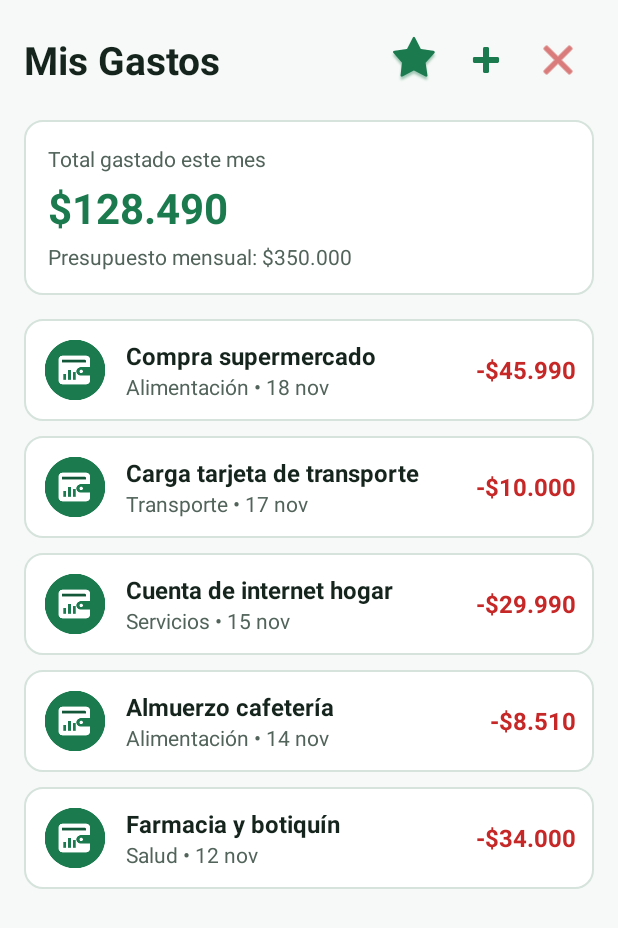
After one commit to Jacktacker/Control-de-Gastos, an Android app: the ListaActivity screen opened directly, with no data from a screen before it, on a phone screen of 412 x 824 dp. The commit adds this screen. Shown: the top 928 px of the screen. Run offline under Robolectric (Android 15) with nearby library versions, the phone set to English and light mode, and no system bars.

Commit message:
Agregada pantalla Lista de gastos y navegacion desde Login

```diff
--- a/app/src/main/AndroidManifest.xml
+++ b/app/src/main/AndroidManifest.xml
@@ -11,6 +11,10 @@
         android:roundIcon="@mipmap/ic_launcher_round"
         android:supportsRtl="true"
         android:theme="@style/Theme.ControlDeGastos">
+
+        <activity
+            android:name=".ListaActivity"
+            android:exported="false" />
 
         <activity
             android:name=".RegistroActivity"
--- /dev/null
+++ b/app/src/main/java/com/example/controldegastos/ListaActivity.kt
@@ -0,0 +1,26 @@
+package com.example.controldegastos
+
+import android.os.Bundle
+import android.widget.ImageButton
+import androidx.activity.enableEdgeToEdge
+import androidx.appcompat.app.AppCompatActivity
+import androidx.core.view.ViewCompat
+import androidx.core.view.WindowInsetsCompat
+
+class ListaActivity : AppCompatActivity() {
+    override fun onCreate(savedInstanceState: Bundle?) {
+        super.onCreate(savedInstanceState)
+        enableEdgeToEdge()
+        setContentView(R.layout.activity_lista)
+        ViewCompat.setOnApplyWindowInsetsListener(findViewById(R.id.main)) { v, insets ->
+            val systemBars = insets.getInsets(WindowInsetsCompat.Type.systemBars())
+            v.setPadding(systemBars.left, systemBars.top, systemBars.right, systemBars.bottom)
+            insets
+        }
+
+        val btnSalir = findViewById<ImageButton>(R.id.btnSalir)
+        btnSalir.setOnClickListener {
+            finish()
+        }
+    }
+}
--- a/app/src/main/java/com/example/controldegastos/MainActivity.kt
+++ b/app/src/main/java/com/example/controldegastos/MainActivity.kt
@@ -2,6 +2,7 @@ package com.example.controldegastos
 
 import android.content.Intent
 import android.os.Bundle
+import android.widget.Button
 import android.widget.TextView
 import androidx.activity.enableEdgeToEdge
 import androidx.appcompat.app.AppCompatActivity
@@ -19,6 +20,12 @@ class MainActivity : AppCompatActivity() {
             insets
         }
 
+        val btnIngresar = findViewById<Button>(R.id.btnIngresar)
+        btnIngresar.setOnClickListener {
+            val intent = Intent(this, ListaActivity::class.java)
+            startActivity(intent)
+        }
+
         val txtIrARegistro = findViewById<TextView>(R.id.txtIrARegistro)
         txtIrARegistro.setOnClickListener {
             val intent = Intent(this, RegistroActivity::class.java)
--- /dev/null
+++ b/app/src/main/res/drawable/bg_tarjeta.xml
@@ -0,0 +1,9 @@
+<?xml version="1.0" encoding="utf-8"?>
+<shape xmlns:android="http://schemas.android.com/apk/res/android"
+    android:shape="rectangle">
+    <solid android:color="@color/fondo_tarjeta" />
+    <stroke
+        android:width="1dp"
+        android:color="@color/borde_suave" />
+    <corners android:radius="12dp" />
+</shape>
--- /dev/null
+++ b/app/src/main/res/layout/activity_lista.xml
@@ -0,0 +1,357 @@
+<?xml version="1.0" encoding="utf-8"?>
+<LinearLayout xmlns:android="http://schemas.android.com/apk/res/android"
+    xmlns:app="http://schemas.android.com/apk/res-auto"
+    xmlns:tools="http://schemas.android.com/tools"
+    android:id="@+id/main"
+    android:layout_width="match_parent"
+    android:layout_height="match_parent"
+    android:orientation="vertical"
+    tools:context=".ListaActivity">
+
+    <!-- Barra superior con título y acciones -->
+    <LinearLayout
+        android:layout_width="match_parent"
+        android:layout_height="wrap_content"
+        android:gravity="center_vertical"
+        android:orientation="horizontal"
+        android:padding="16dp">
+
+        <TextView
+            android:id="@+id/txtTituloLista"
+            style="@style/TituloPantalla"
+            android:layout_width="0dp"
+            android:layout_height="wrap_content"
+            android:layout_weight="1"
+            android:text="@string/titulo_lista" />
+
+        <ImageButton
+            android:id="@+id/btnIA"
+            android:layout_width="48dp"
+            android:layout_height="48dp"
+            android:background="@android:color/transparent"
+            android:contentDescription="@string/desc_btn_ia"
+            android:src="@android:drawable/star_big_on"
+            app:tint="@color/primario" />
+
+        <ImageButton
+            android:id="@+id/btnAgregar"
+            android:layout_width="48dp"
+            android:layout_height="48dp"
+            android:background="@android:color/transparent"
+            android:contentDescription="@string/desc_btn_agregar"
+            android:src="@android:drawable/ic_input_add"
+            app:tint="@color/primario" />
+
+        <ImageButton
+            android:id="@+id/btnSalir"
+            android:layout_width="48dp"
+            android:layout_height="48dp"
+            android:background="@android:color/transparent"
+            android:contentDescription="@string/desc_btn_salir"
+            android:src="@android:drawable/ic_menu_close_clear_cancel"
+            app:tint="@color/peligro" />
+    </LinearLayout>
+
+    <!-- Tarjeta de resumen mensual -->
+    <LinearLayout
+        android:layout_width="match_parent"
+        android:layout_height="wrap_content"
+        android:layout_marginHorizontal="16dp"
+        android:layout_marginBottom="16dp"
+        android:background="@drawable/bg_tarjeta"
+        android:orientation="vertical"
+        android:padding="16dp">
+
+        <TextView
+            android:id="@+id/txtResumenTitulo"
+            style="@style/SubtituloPantalla"
+            android:layout_width="wrap_content"
+            android:layout_height="wrap_content"
+            android:text="@string/resumen_mes_titulo" />
+
+        <TextView
+            android:id="@+id/txtResumenMonto"
+            android:layout_width="wrap_content"
+            android:layout_height="wrap_content"
+            android:layout_marginTop="4dp"
+            android:text="@string/resumen_mes_monto"
+            android:textColor="@color/primario"
+            android:textSize="28sp"
+            android:textStyle="bold" />
+
+        <TextView
+            android:id="@+id/txtResumenPresupuesto"
+            style="@style/SubtituloPantalla"
+            android:layout_width="wrap_content"
+            android:layout_height="wrap_content"
+            android:layout_marginTop="4dp"
+            android:text="@string/resumen_presupuesto" />
+    </LinearLayout>
+
+    <!-- Lista desplazable de gastos de ejemplo -->
+    <ScrollView
+        android:layout_width="match_parent"
+        android:layout_height="0dp"
+        android:layout_weight="1">
+
+        <LinearLayout
+            android:layout_width="match_parent"
+            android:layout_height="wrap_content"
+            android:orientation="vertical"
+            android:paddingHorizontal="16dp"
+            android:paddingBottom="16dp">
+
+            <!-- Fila 1 -->
+            <LinearLayout
+                android:id="@+id/filaGasto1"
+                android:layout_width="match_parent"
+                android:layout_height="wrap_content"
+                android:layout_marginBottom="10dp"
+                android:background="@drawable/bg_tarjeta"
+                android:gravity="center_vertical"
+                android:minHeight="64dp"
+                android:orientation="horizontal"
+                android:padding="12dp">
+
+                <ImageView
+                    android:layout_width="44dp"
+                    android:layout_height="44dp"
+                    android:contentDescription="@string/desc_icono_gasto"
+                    android:src="@drawable/ic_logo_gastos" />
+
+                <LinearLayout
+                    android:layout_width="0dp"
+                    android:layout_height="wrap_content"
+                    android:layout_marginStart="12dp"
+                    android:layout_marginEnd="8dp"
+                    android:layout_weight="1"
+                    android:orientation="vertical">
+
+                    <TextView
+                        android:layout_width="wrap_content"
+                        android:layout_height="wrap_content"
+                        android:text="@string/gasto_1_titulo"
+                        android:textColor="@color/texto_principal"
+                        android:textSize="16sp"
+                        android:textStyle="bold" />
+
+                    <TextView
+                        style="@style/SubtituloPantalla"
+                        android:layout_width="wrap_content"
+                        android:layout_height="wrap_content"
+                        android:text="@string/gasto_1_detalle" />
+                </LinearLayout>
+
+                <TextView
+                    android:layout_width="wrap_content"
+                    android:layout_height="wrap_content"
+                    android:text="@string/gasto_1_monto"
+                    android:textColor="@color/peligro"
+                    android:textSize="16sp"
+                    android:textStyle="bold" />
+            </LinearLayout>
+
+            <!-- Fila 2 -->
+            <LinearLayout
+                android:id="@+id/filaGasto2"
+                android:layout_width="match_parent"
+                android:layout_height="wrap_content"
+                android:layout_marginBottom="10dp"
+                android:background="@drawable/bg_tarjeta"
+                android:gravity="center_vertical"
+                android:minHeight="64dp"
+                android:orientation="horizontal"
+                android:padding="12dp">
+
+                <ImageView
+                    android:layout_width="44dp"
+                    android:layout_height="44dp"
+                    android:contentDescription="@string/desc_icono_gasto"
+                    android:src="@drawable/ic_logo_gastos" />
+
+                <LinearLayout
+                    android:layout_width="0dp"
+                    android:layout_height="wrap_content"
+                    android:layout_marginStart="12dp"
+                    android:layout_marginEnd="8dp"
+                    android:layout_weight="1"
+                    android:orientation="vertical">
+
+                    <TextView
+                        android:layout_width="wrap_content"
+                        android:layout_height="wrap_content"
+                        android:text="@string/gasto_2_titulo"
+                        android:textColor="@color/texto_principal"
+                        android:textSize="16sp"
+                        android:textStyle="bold" />
+
+                    <TextView
+                        style="@style/SubtituloPantalla"
+                        android:layout_width="wrap_content"
+                        android:layout_height="wrap_content"
+                        android:text="@string/gasto_2_detalle" />
+                </LinearLayout>
+
+                <TextView
+                    android:layout_width="wrap_content"
+                    android:layout_height="wrap_content"
+                    android:text="@string/gasto_2_monto"
+                    android:textColor="@color/peligro"
+                    android:textSize="16sp"
+                    android:textStyle="bold" />
+            </LinearLayout>
+
+            <!-- Fila 3 -->
+            <LinearLayout
+                android:id="@+id/filaGasto3"
+                android:layout_width="match_parent"
+                android:layout_height="wrap_content"
+                android:layout_marginBottom="10dp"
+                android:background="@drawable/bg_tarjeta"
+                android:gravity="center_vertical"
+                android:minHeight="64dp"
+                android:orientation="horizontal"
+                android:padding="12dp">
+
+                <ImageView
+                    android:layout_width="44dp"
+                    android:layout_height="44dp"
+                    android:contentDescription="@string/desc_icono_gasto"
+                    android:src="@drawable/ic_logo_gastos" />
+
+                <LinearLayout
+                    android:layout_width="0dp"
+                    android:layout_height="wrap_content"
+                    android:layout_marginStart="12dp"
+                    android:layout_marginEnd="8dp"
+                    android:layout_weight="1"
+                    android:orientation="vertical">
+
+                    <TextView
+                        android:layout_width="wrap_content"
+                        android:layout_height="wrap_content"
+                        android:text="@string/gasto_3_titulo"
+                        android:textColor="@color/texto_principal"
+                        android:textSize="16sp"
+                        android:textStyle="bold" />
+
+                    <TextView
+                        style="@style/SubtituloPantalla"
+                        android:layout_width="wrap_content"
+                        android:layout_height="wrap_content"
+                        android:text="@string/gasto_3_detalle" />
+                </LinearLayout>
+
+                <TextView
+                    android:layout_width="wrap_content"
+                    android:layout_height="wrap_content"
+                    android:text="@string/gasto_3_monto"
+                    android:textColor="@color/peligro"
+                    android:textSize="16sp"
+                    android:textStyle="bold" />
+            </LinearLayout>
+
+            <!-- Fila 4 -->
+            <LinearLayout
+                android:id="@+id/filaGasto4"
+                android:layout_width="match_parent"
+                android:layout_height="wrap_content"
+                android:layout_marginBottom="10dp"
+                android:background="@drawable/bg_tarjeta"
+                android:gravity="center_vertical"
+                android:minHeight="64dp"
+                android:orientation="horizontal"
+                android:padding="12dp">
+
+                <ImageView
+                    android:layout_width="44dp"
+                    android:layout_height="44dp"
+                    android:contentDescription="@string/desc_icono_gasto"
+                    android:src="@drawable/ic_logo_gastos" />
+
+                <LinearLayout
+                    android:layout_width="0dp"
+                    android:layout_height="wrap_content"
+                    android:layout_marginStart="12dp"
+                    android:layout_marginEnd="8dp"
+                    android:layout_weight="1"
+                    android:orientation="vertical">
+
+                    <TextView
+                        android:layout_width="wrap_content"
+                        android:layout_height="wrap_content"
+                        android:text="@string/gasto_4_titulo"
+                        android:textColor="@color/texto_principal"
+                        android:textSize="16sp"
+                        android:textStyle="bold" />
+
+                    <TextView
+                        style="@style/SubtituloPantalla"
+                        android:layout_width="wrap_content"
+                        android:layout_height="wrap_content"
+                        android:text="@string/gasto_4_detalle" />
+                </LinearLayout>
+
+                <TextView
+                    android:layout_width="wrap_content"
+                    android:layout_height="wrap_content"
+                    android:text="@string/gasto_4_monto"
+                    android:textColor="@color/peligro"
+                    android:textSize="16sp"
+                    android:textStyle="bold" />
+            </LinearLayout>
+
+            <!-- Fila 5 -->
+            <LinearLayout
+                android:id="@+id/filaGasto5"
+                android:layout_width="match_parent"
+                android:layout_height="wrap_content"
+                android:layout_marginBottom="10dp"
+                android:background="@drawable/bg_tarjeta"
+                android:gravity="center_vertical"
+                android:minHeight="64dp"
+                android:orientation="horizontal"
+                android:padding="12dp">
+
+                <ImageView
+                    android:layout_width="44dp"
+                    android:layout_height="44dp"
+                    android:contentDescription="@string/desc_icono_gasto"
+                    android:src="@drawable/ic_logo_gastos" />
+
+                <LinearLayout
+                    android:layout_width="0dp"
+                    android:layout_height="wrap_content"
+                    android:layout_marginStart="12dp"
+                    android:layout_marginEnd="8dp"
+                    android:layout_weight="1"
+                    android:orientation="vertical">
+
+                    <TextView
+                        android:layout_width="wrap_content"
+                        android:layout_height="wrap_content"
+                        android:text="@string/gasto_5_titulo"
+                        android:textColor="@color/texto_principal"
+                        android:textSize="16sp"
+                        android:textStyle="bold" />
+
+                    <TextView
+                        style="@style/SubtituloPantalla"
+                        android:layout_width="wrap_content"
+                        android:layout_height="wrap_content"
+                        android:text="@string/gasto_5_detalle" />
+                </LinearLayout>
+
+                <TextView
+                    android:layout_width="wrap_content"
+                    android:layout_height="wrap_content"
+                    android:text="@string/gasto_5_monto"
+                    android:textColor="@color/peligro"
+                    android:textSize="16sp"
+                    android:textStyle="bold" />
+            </LinearLayout>
+
+        </LinearLayout>
+    </ScrollView>
+
+</LinearLayout>
--- a/app/src/main/res/values/strings.xml
+++ b/app/src/main/res/values/strings.xml
@@ -25,4 +25,29 @@
     <string name="chk_terminos">Acepto los términos y condiciones</string>
     <string name="btn_crear_cuenta">Crear cuenta</string>
     <string name="txt_ir_al_login">¿Ya tienes cuenta? Ingresa</string>
+
+    <!-- Lista -->
+    <string name="titulo_lista">Mis Gastos</string>
+    <string name="desc_btn_ia">Asistente IA de gastos</string>
+    <string name="desc_btn_agregar">Agregar nuevo gasto</string>
+    <string name="desc_btn_salir">Cerrar sesión</string>
+    <string name="resumen_mes_titulo">Total gastado este mes</string>
+    <string name="resumen_mes_monto">$128.490</string>
+    <string name="resumen_presupuesto">Presupuesto mensual: $350.000</string>
+    <string name="desc_icono_gasto">Ícono de gasto</string>
+    <string name="gasto_1_titulo">Compra supermercado</string>
+    <string name="gasto_1_detalle">Alimentación • 18 nov</string>
+    <string name="gasto_1_monto">-$45.990</string>
+    <string name="gasto_2_titulo">Carga tarjeta de transporte</string>
+    <string name="gasto_2_detalle">Transporte • 17 nov</string>
+    <string name="gasto_2_monto">-$10.000</string>
+    <string name="gasto_3_titulo">Cuenta de internet hogar</string>
+    <string name="gasto_3_detalle">Servicios • 15 nov</string>
+    <string name="gasto_3_monto">-$29.990</string>
+    <string name="gasto_4_titulo">Almuerzo cafetería</string>
+    <string name="gasto_4_detalle">Alimentación • 14 nov</string>
+    <string name="gasto_4_monto">-$8.510</string>
+    <string name="gasto_5_titulo">Farmacia y botiquín</string>
+    <string name="gasto_5_detalle">Salud • 12 nov</string>
+    <string name="gasto_5_monto">-$34.000</string>
 </resources>
```
